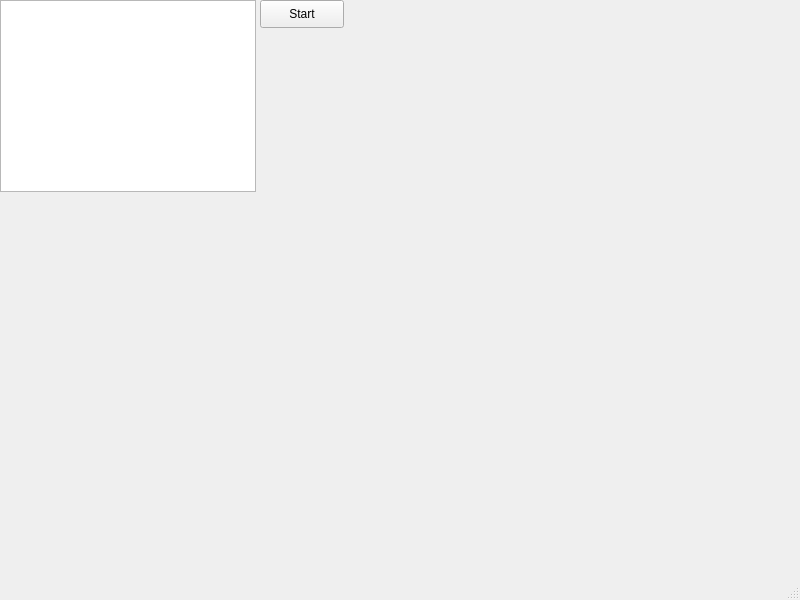
Old version of the form Game/windows/mainwindow.ui in the repository PartaJere/Titta-ja-Jere.
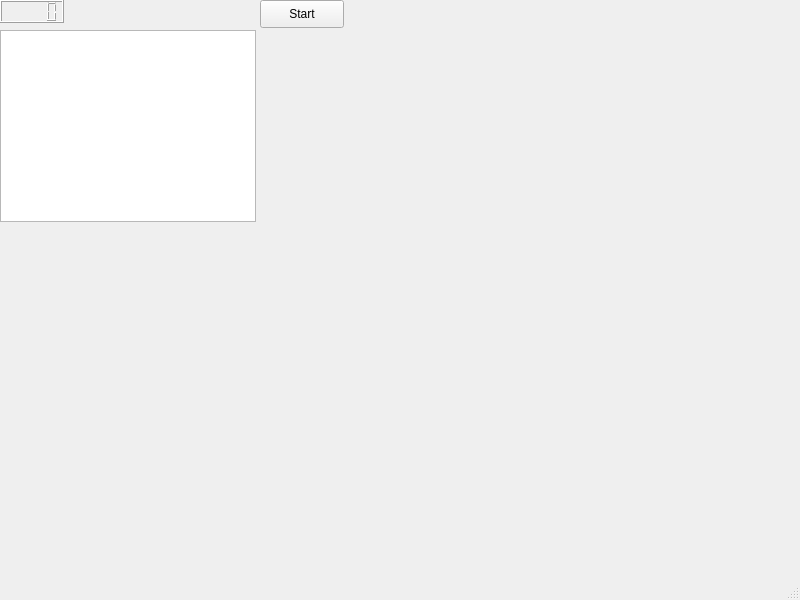
New version of the form.

Commit message: add timeLeft and method to update it

Diff of the .ui file:
```diff
--- a/Game/windows/mainwindow.ui
+++ b/Game/windows/mainwindow.ui
@@ -30,7 +30,7 @@
     <property name="geometry">
      <rect>
       <x>0</x>
-      <y>0</y>
+      <y>30</y>
       <width>256</width>
       <height>192</height>
      </rect>
@@ -55,6 +55,16 @@
      <string>Start</string>
     </property>
    </widget>
+   <widget class="QLCDNumber" name="timeLeft">
+    <property name="geometry">
+     <rect>
+      <x>0</x>
+      <y>0</y>
+      <width>64</width>
+      <height>23</height>
+     </rect>
+    </property>
+   </widget>
   </widget>
   <widget class="QMenuBar" name="menubar">
    <property name="geometry">
```
Left out of the diff: 2 changed lines with no effect on the pictures. The commit also changes 2 other files.
